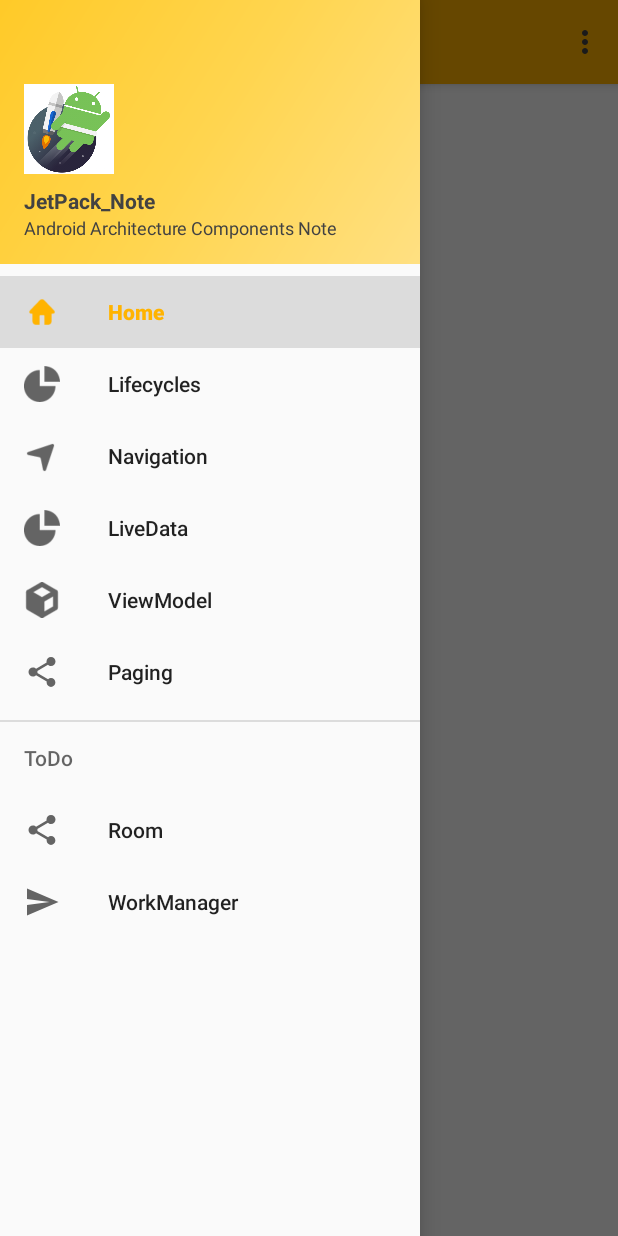
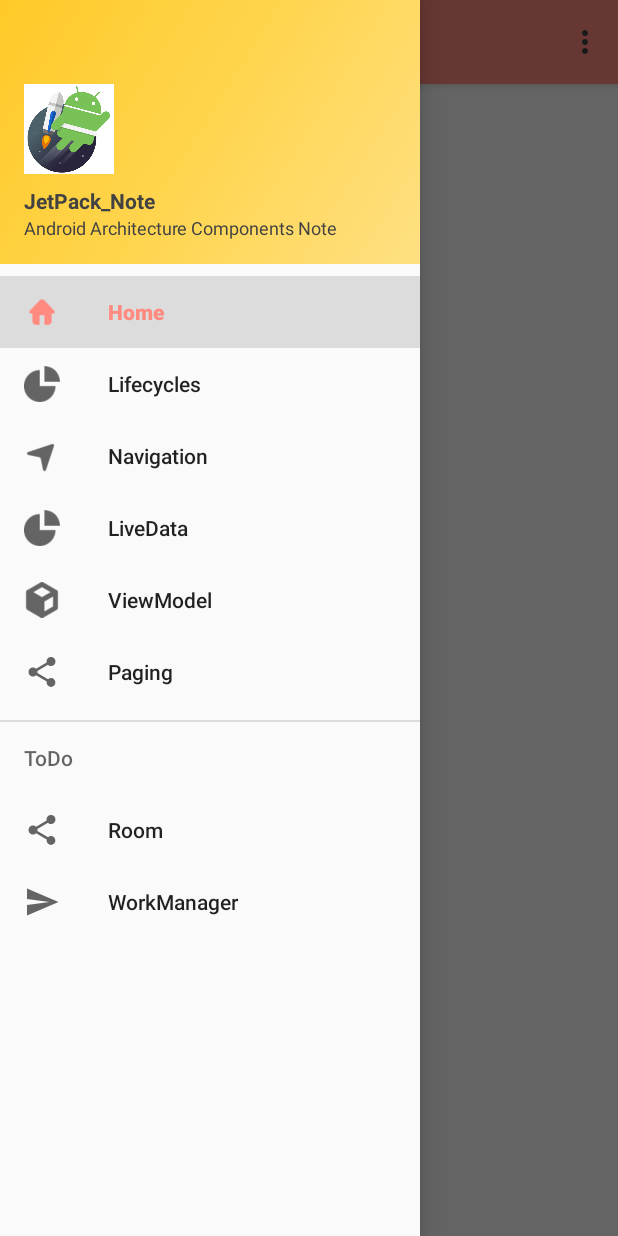
Before and after one commit to Hankkin/JetPack_Note, an Android app: the screen it shows after launch (MainActivity), with the side drawer open, on a phone screen of 412 x 824 dp. Run offline under Robolectric (Android 15) with nearby library versions, the phone set to English and light mode, and no system bars; our stand-ins replace data binding, navigation-ui.

Commit message:
first commit

```diff
--- a/app/src/main/java/com/hankkin/jetpack_note/MainActivity.kt
+++ b/app/src/main/java/com/hankkin/jetpack_note/MainActivity.kt
@@ -28,12 +28,7 @@ class MainActivity : AppCompatActivity(){
 
         mDataBinding = DataBindingUtil.setContentView(this,R.layout.activity_main)
         drawerLayout = mDataBinding.drawerLayout
-//        val toggle = ActionBarDrawerToggle(
-//            this, drawerLayout, mDataBinding.toolbar, R.string.navigation_drawer_open, R.string.navigation_drawer_close
-//        )
-//        drawerLayout.addDrawerListener(toggle)
-//        toggle.syncState()
-        mDataBinding.toolbar.setTitleTextColor(resources.getColor(R.color.titleTxt))
+//        mDataBinding.toolbar.setTitleTextColor(resources.getColor(R.color.titleTxt))
         navController = Navigation.findNavController(this, R.id.fragment_home)
         appBarConfiguration = AppBarConfiguration(navController.graph, drawerLayout)
         // Set up ActionBar
@@ -41,6 +36,12 @@ class MainActivity : AppCompatActivity(){
         setupActionBarWithNavController(navController, appBarConfiguration)
         // Set up navigation menu
         mDataBinding.navView.setupWithNavController(navController)
+
+        val toggle = ActionBarDrawerToggle(
+            this, drawerLayout, mDataBinding.toolbar, R.string.navigation_drawer_open, R.string.navigation_drawer_close
+        )
+        drawerLayout.addDrawerListener(toggle)
+        toggle.syncState()
     }
 
     override fun onBackPressed() {
--- a/app/src/main/res/values/colors.xml
+++ b/app/src/main/res/values/colors.xml
@@ -1,8 +1,8 @@
 <?xml version="1.0" encoding="utf-8"?>
 <resources>
-    <color name="colorPrimary">#ffb300</color>
-    <color name="colorPrimaryDark">#ffb300</color>
-    <color name="colorAccent">#ffb300</color>
+    <color name="colorPrimary">#ff8a80</color>
+    <color name="colorPrimaryDark">#ff8a80</color>
+    <color name="colorAccent">#ff8a80</color>
 
 
     <color name="titleTxt">#424242</color>
--- a/app/src/main/res/values/styles.xml
+++ b/app/src/main/res/values/styles.xml
@@ -6,7 +6,6 @@
         <item name="colorPrimary">@color/colorPrimary</item>
         <item name="colorPrimaryDark">@color/colorPrimaryDark</item>
         <item name="colorAccent">@color/colorAccent</item>
-        <item name="drawerArrowStyle">@style/drawerArrowStyle</item>
         <item name="android:textAllCaps">false</item>
         <item name="android:screenOrientation">portrait</item>
         <item name="android:windowNoTitle">true</item>
@@ -14,10 +13,12 @@
         <item name="windowActionBar">false</item>
         <item name="windowNoTitle">true</item>
     </style>
+
     <style name="AppTheme.NoActionBar">
         <item name="windowActionBar">false</item>
         <item name="windowNoTitle">true</item>
     </style>
+
     <style name="AppTheme.AppBarOverlay" parent="ThemeOverlay.AppCompat.Dark.ActionBar"/>
     <style name="AppTheme.PopupOverlay" parent="ThemeOverlay.AppCompat.Dark">
         <item name="colorControlNormal">@color/titleTxt</item>
@@ -25,10 +26,6 @@
     </style>
 
 
-    <style name="drawerArrowStyle" parent="@style/Widget.AppCompat.DrawerArrowToggle">
-        <item name="spinBars">true</item>
-        <item name="color">@color/titleTxt</item>
-    </style>
 
     <style name="normalTxt">
         <item name="android:textColor">@color/titleTxt</item>
```
